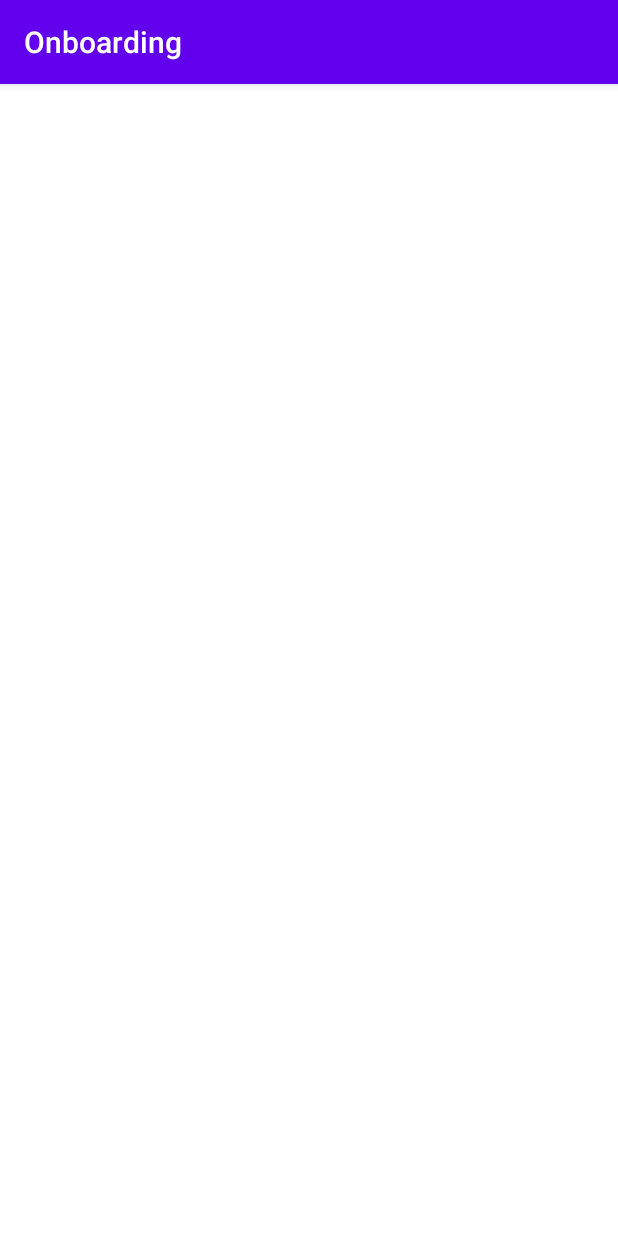
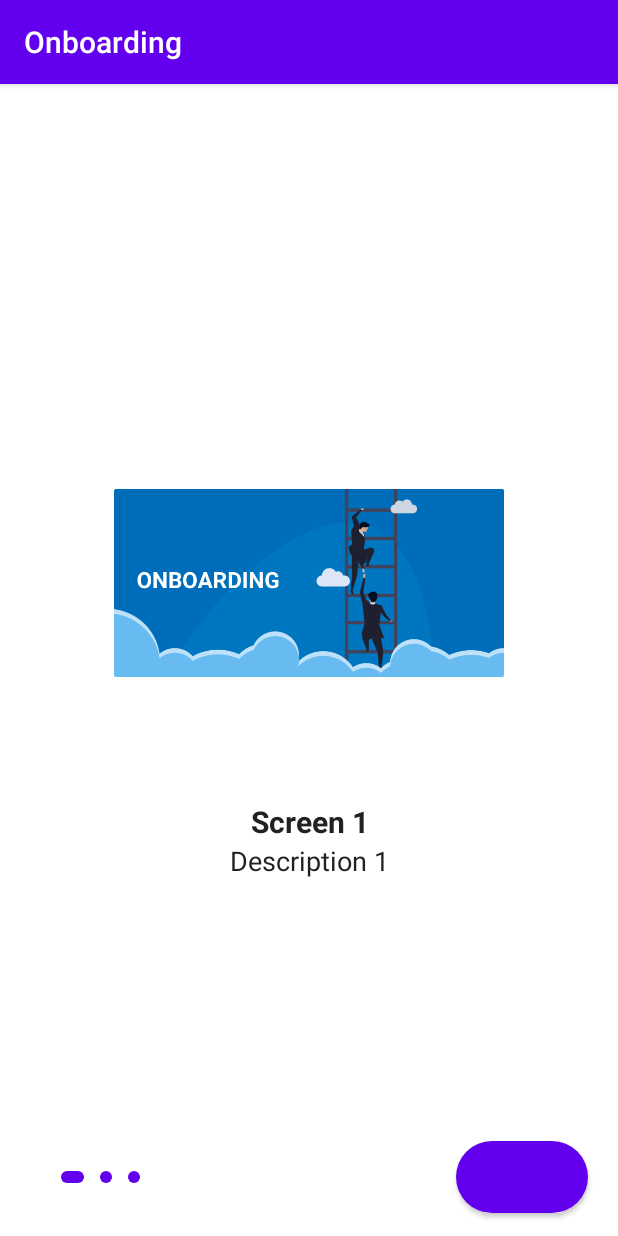
Before and after one commit to nakshatra-bazukaa/onboarding-sample, an Android app: the screen it shows after launch (MainActivity), on a phone screen of 412 x 824 dp. Run offline under Robolectric (Android 15) with nearby library versions, the phone set to English and light mode, and no system bars.

Commit message:
ViewPager setup

```diff
--- a/Onboarding/app/src/main/java/com/bazukaa/onboarding/MainActivity.java
+++ b/Onboarding/app/src/main/java/com/bazukaa/onboarding/MainActivity.java
@@ -1,14 +1,98 @@
 package com.bazukaa.onboarding;
 
 import androidx.appcompat.app.AppCompatActivity;
+import androidx.core.content.ContextCompat;
+import androidx.viewpager2.widget.ViewPager2;
 
 import android.os.Bundle;
+import android.view.ViewGroup;
+import android.widget.ImageView;
+import android.widget.LinearLayout;
+
+import java.util.ArrayList;
+import java.util.List;
 
 public class MainActivity extends AppCompatActivity {
+
+    private OnboardingAdapter onboardingAdapter;
+    private LinearLayout layoutOnboardingIndicators;
 
     @Override
     protected void onCreate(Bundle savedInstanceState) {
         super.onCreate(savedInstanceState);
         setContentView(R.layout.activity_main);
+
+        layoutOnboardingIndicators = findViewById(R.id.layoutOnboardingIndicator);
+
+        setupOnboardingItems();
+
+        ViewPager2 onboardingViewPager = findViewById(R.id.onboardingViewpager);
+        onboardingViewPager.setAdapter(onboardingAdapter);
+
+        setOnboardingIndicators();
+        setCurrentOnboardingIndicator(0);
+
+        onboardingViewPager.registerOnPageChangeCallback(new ViewPager2.OnPageChangeCallback() {
+            @Override
+            public void onPageSelected(int position) {
+                super.onPageSelected(position);
+                setCurrentOnboardingIndicator(position);
+            }
+        });
+    }
+    private void setupOnboardingItems(){
+        List<OnboardingItem> onboardingItems = new ArrayList<>();
+
+        OnboardingItem item1 = new OnboardingItem();
+        item1.setTitle("Screen 1");
+        item1.setDescription("Description 1");
+        item1.setImage(R.drawable.o1);
+
+        OnboardingItem item2 = new OnboardingItem();
+        item2.setTitle("Screen 2");
+        item2.setDescription("Description 2");
+        item2.setImage(R.drawable.o2);
+
+        OnboardingItem item3 = new OnboardingItem();
+        item3.setTitle("Screen 3");
+        item3.setDescription("Description 3");
+        item3.setImage(R.drawable.o3);
+
+        onboardingItems.add(item1);
+        onboardingItems.add(item2);
+        onboardingItems.add(item3);
+
+        onboardingAdapter = new OnboardingAdapter(onboardingItems);
+    }
+    private void setOnboardingIndicators(){
+        ImageView[] indicators = new ImageView[onboardingAdapter.getItemCount()];
+        LinearLayout.LayoutParams layoutParams = new LinearLayout.LayoutParams(
+                ViewGroup.LayoutParams.WRAP_CONTENT, ViewGroup.LayoutParams.WRAP_CONTENT
+        );
+        layoutParams.setMargins(8, 0, 8, 0);
+        for(int i = 0; i < indicators.length; i++){
+            indicators[i] = new ImageView(getApplicationContext());
+            indicators[i].setImageDrawable(ContextCompat.getDrawable(
+                    getApplicationContext(),
+                    R.drawable.onboarding_indicator_inactive
+            ));
+            indicators[i].setLayoutParams(layoutParams);
+            layoutOnboardingIndicators.addView(indicators[i]);
+        }
+    }
+    private void setCurrentOnboardingIndicator(int index){
+        int childCount = layoutOnboardingIndicators.getChildCount();
+        for(int i = 0; i < childCount; i++){
+            ImageView imageView = (ImageView) layoutOnboardingIndicators.getChildAt(i);
+            if(i == index){
+                imageView.setImageDrawable(
+                        ContextCompat.getDrawable(getApplicationContext(), R.drawable.onboarding_indicator_active)
+                );
+            }else {
+                imageView.setImageDrawable(
+                        ContextCompat.getDrawable(getApplicationContext(), R.drawable.onboarding_indicator_inactive)
+                );
+            }
+        }
     }
 }
--- /dev/null
+++ b/Onboarding/app/src/main/java/com/bazukaa/onboarding/OnboardingAdapter.java
@@ -0,0 +1,62 @@
+package com.bazukaa.onboarding;
+
+import android.view.LayoutInflater;
+import android.view.View;
+import android.view.ViewGroup;
+import android.widget.ImageView;
+import android.widget.TextView;
+
+import androidx.annotation.NonNull;
+import androidx.recyclerview.widget.RecyclerView;
+
+import java.util.List;
+
+public class OnboardingAdapter extends RecyclerView.Adapter<OnboardingAdapter.OnboardingViewHolder> {
+
+    private List<OnboardingItem> onboardingItemList;
+
+    public OnboardingAdapter(List<OnboardingItem> onboardingItemList) {
+        this.onboardingItemList = onboardingItemList;
+    }
+
+    @NonNull
+    @Override
+    public OnboardingViewHolder onCreateViewHolder(@NonNull ViewGroup parent, int viewType) {
+        return new OnboardingViewHolder(
+                LayoutInflater.from(parent.getContext()).inflate(
+                        R.layout.item_container_onboarding, parent, false
+                )
+        );
+    }
+
+    @Override
+    public void onBindViewHolder(@NonNull OnboardingViewHolder holder, int position) {
+        holder.setOnboardingData(onboardingItemList.get(position));
+    }
+
+    @Override
+    public int getItemCount() {
+        return onboardingItemList.size();
+    }
+
+    class OnboardingViewHolder extends RecyclerView.ViewHolder {
+
+        private TextView textTitle;
+        private TextView textDescription;
+        ImageView imageOnboarding;
+
+
+        public OnboardingViewHolder(@NonNull View itemView) {
+            super(itemView);
+            textTitle = itemView.findViewById(R.id.textTitle);
+            textDescription = itemView.findViewById(R.id.textDescription);
+            imageOnboarding = itemView.findViewById(R.id.imageOnboarding);
+
+        }
+        void setOnboardingData(OnboardingItem onboardingData){
+            textTitle.setText(onboardingData.getTitle());
+            textDescription.setText(onboardingData.getDescription());
+            imageOnboarding.setImageResource(onboardingData.getImage());
+        }
+    }
+}
--- a/Onboarding/app/src/main/res/drawable/onboarding_indicator_inactive.xml
+++ b/Onboarding/app/src/main/res/drawable/onboarding_indicator_inactive.xml
@@ -4,4 +4,5 @@
     <size
         android:width="8dp"
         android:height="8dp"/>
+    <solid android:color="@color/colorPrimary"/>
 </shape>
--- a/Onboarding/app/src/main/res/layout/activity_main.xml
+++ b/Onboarding/app/src/main/res/layout/activity_main.xml
@@ -7,7 +7,7 @@
     android:background="@color/colorBackground"
     tools:context=".MainActivity">
 
-    <com.google.android.material.button.MaterialButton
+    <Button
         android:id="@+id/buttonOnboardingAction"
         android:layout_width="wrap_content"
         android:layout_height="wrap_content"
@@ -15,6 +15,7 @@
         android:layout_marginBottom="15dp"
         android:textSize="15sp"
         app:cornerRadius="20dp"
+        android:background="@drawable/onboarding_indicator_active"
         app:layout_constraintBottom_toBottomOf="parent"
         app:layout_constraintEnd_toEndOf="parent" />
     <androidx.viewpager2.widget.ViewPager2
```
